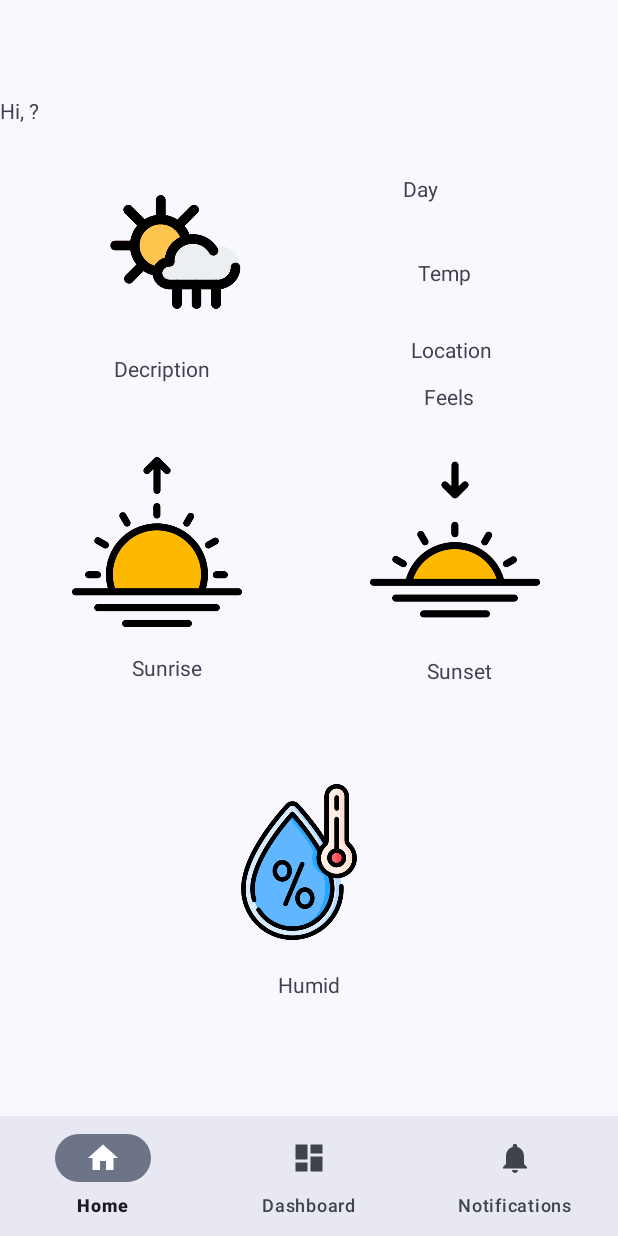
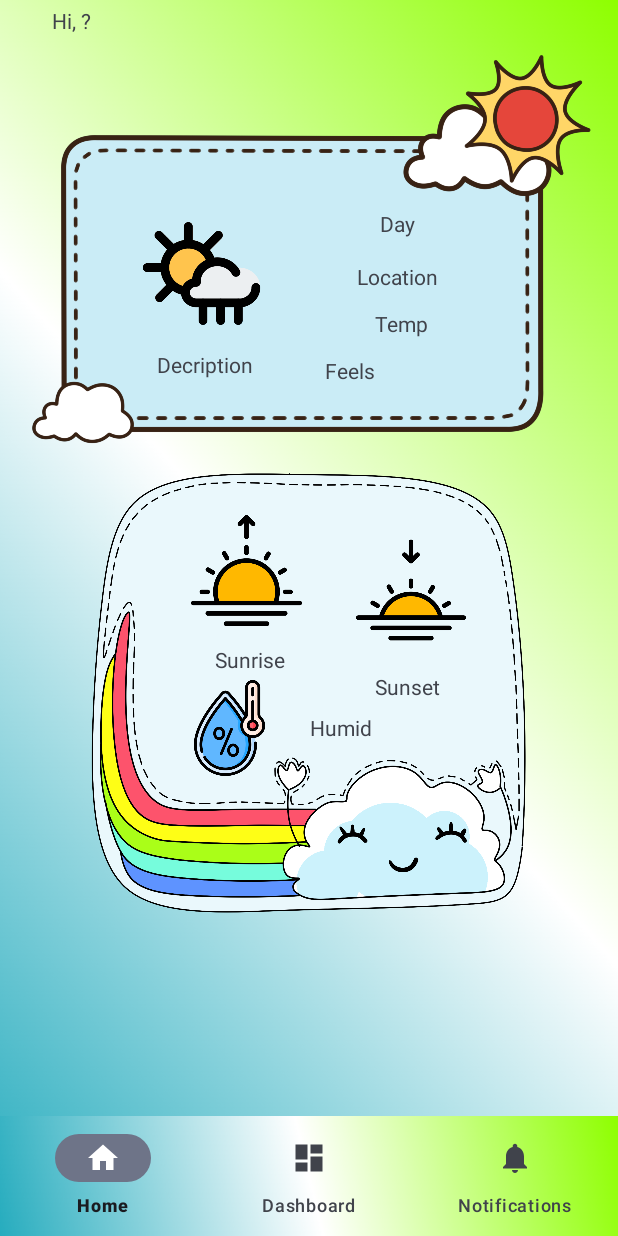
Before and after one commit to Sunsilkk/UngDung2, an Android app: the HomeFragment screen opened directly, with no data from a screen before it, on a phone screen of 412 x 824 dp. Run offline under Robolectric (Android 15) with nearby library versions, the phone set to English and light mode, and no system bars; our stand-ins replace navigation-ui; 3 statements that could not run were skipped.

Commit message:
Khim Home Fragment

```diff
--- a/Wheather/app/src/main/java/com/example/logintest/MainActivity.java
+++ b/Wheather/app/src/main/java/com/example/logintest/MainActivity.java
@@ -74,7 +74,6 @@ public class MainActivity extends AppCompatActivity {
                             intent = new Intent(MainActivity.this, Dashboard.class);
                             startActivity(intent);
                         } else {
-
                         }
                     }
 
--- a/Wheather/app/src/main/java/com/example/logintest/Model/token.java
+++ b/Wheather/app/src/main/java/com/example/logintest/Model/token.java
@@ -61,6 +61,8 @@ public class token {
                 {
                     @SerializedName("description")
                     public String description;
+                    @SerializedName("main")
+                    public String main;
                 }
             }
         }
--- a/Wheather/app/src/main/java/com/example/logintest/ui/home/HomeFragment.java
+++ b/Wheather/app/src/main/java/com/example/logintest/ui/home/HomeFragment.java
@@ -6,6 +6,7 @@ import android.util.Log;
 import android.view.LayoutInflater;
 import android.view.View;
 import android.view.ViewGroup;
+import android.widget.ImageView;
 import android.widget.TextView;
 
 import androidx.annotation.NonNull;
@@ -40,6 +41,7 @@ public class HomeFragment extends Fragment {
         TextView Sunset = rootView.findViewById(R.id.sunset);
         TextView humid = rootView.findViewById(R.id.humid);
         TextView hi = rootView.findViewById(R.id.hi);
+        ImageView descrImg = rootView.findViewById(R.id.descrImg);
 
         APIInterface apiInterface;
 
@@ -99,9 +101,23 @@ public class HomeFragment extends Fragment {
                 humid.setText("Humidity \n"+ humidity + "%");
                 String Location = asset.attributes.data.value.name;
                 location.setText(Location);
-                String weather = asset.attributes.data.value.weather[0].description;
-                descr.setText(weather);
-                Log.d("API CALL","add vo ne");
+                String desc = asset.attributes.data.value.weather[0].description;
+                descr.setText(desc);
+                String main = asset.attributes.data.value.weather[0].main;
+                switch (main) {
+                    case "Clouds":
+                        descrImg.setImageResource(R.drawable.cloud);
+                        break;
+                    case "Clear":
+                        descrImg.setImageResource(R.drawable.clear);
+                        break;
+                    case "Rain":
+                        descrImg.setImageResource(R.drawable.rain);
+                        break;
+                    case "Sunny":
+                        descrImg.setImageResource(R.drawable.sun);
+                        break;
+                }
             }
 
             @Override
--- a/Wheather/app/src/main/res/layout/activity_dashboard.xml
+++ b/Wheather/app/src/main/res/layout/activity_dashboard.xml
@@ -3,16 +3,13 @@
     xmlns:app="http://schemas.android.com/apk/res-auto"
     android:id="@+id/container"
     android:layout_width="match_parent"
-    android:layout_height="match_parent"
-    android:paddingTop="?attr/actionBarSize">
+    android:layout_height="match_parent">
 
     <com.google.android.material.bottomnavigation.BottomNavigationView
         android:id="@+id/nav_view"
         android:layout_width="0dp"
         android:layout_height="wrap_content"
-        android:layout_marginStart="0dp"
-        android:layout_marginEnd="0dp"
-        android:background="?android:attr/windowBackground"
+        android:background="@drawable/bot_nav_bg"
         app:layout_constraintBottom_toBottomOf="parent"
         app:layout_constraintLeft_toLeftOf="parent"
         app:layout_constraintRight_toRightOf="parent"
@@ -25,9 +22,11 @@
         android:layout_height="match_parent"
         app:defaultNavHost="true"
         app:layout_constraintBottom_toTopOf="@id/nav_view"
+        app:layout_constraintHorizontal_bias="0.0"
         app:layout_constraintLeft_toLeftOf="parent"
         app:layout_constraintRight_toRightOf="parent"
         app:layout_constraintTop_toTopOf="parent"
+        app:layout_constraintVertical_bias="1.0"
         app:navGraph="@navigation/mobile_navigation" />
 
 </androidx.constraintlayout.widget.ConstraintLayout>
--- a/Wheather/app/src/main/res/layout/fragment_home.xml
+++ b/Wheather/app/src/main/res/layout/fragment_home.xml
@@ -7,93 +7,117 @@
     tools:context=".ui.home.HomeFragment"
     tools:layout_editor_absoluteX="-6dp"
     tools:layout_editor_absoluteY="-37dp"
-    >
+    android:background="@drawable/background_image">
+
 
     <!--Description-->
+
+    <!-- Day + temp + Location + feels -->
+
     <TextView
         android:id="@+id/hi"
         android:layout_width="wrap_content"
         android:layout_height="wrap_content"
+        android:layout_marginTop="4dp"
         android:text="Hi, ?"
-        tools:layout_editor_absoluteX="22dp"
-        tools:layout_editor_absoluteY="-1dp" />
+        app:layout_constraintEnd_toEndOf="parent"
+        app:layout_constraintHorizontal_bias="0.09"
+        app:layout_constraintStart_toStartOf="parent"
+        app:layout_constraintTop_toTopOf="parent" />
+
+    <ImageView
+        android:id="@+id/border1"
+        android:layout_width="377dp"
+        android:layout_height="283dp"
+        app:layout_constraintEnd_toEndOf="parent"
+        app:layout_constraintHorizontal_bias="0.529"
+        app:layout_constraintStart_toStartOf="parent"
+        app:layout_constraintTop_toBottomOf="@+id/hi"
+        app:srcCompat="@drawable/border" />
 
     <ImageView
         android:id="@+id/descrImg"
-        android:layout_width="216dp"
-        android:layout_height="104dp"
-        android:layout_marginTop="52dp"
-        app:layout_constraintEnd_toEndOf="parent"
-        app:layout_constraintHorizontal_bias="0.051"
-        app:layout_constraintStart_toStartOf="parent"
-        app:layout_constraintTop_toTopOf="parent"
+        android:layout_width="101dp"
+        android:layout_height="94dp"
+        android:layout_marginTop="112dp"
+        app:layout_constraintEnd_toEndOf="@+id/border1"
+        app:layout_constraintHorizontal_bias="0.239"
+        app:layout_constraintStart_toStartOf="@+id/border1"
+        app:layout_constraintTop_toTopOf="@+id/border1"
         app:srcCompat="@drawable/weather" />
-
-    <!-- Day + temp + Location + feels -->
 
     <TextView
         android:id="@+id/descr"
         android:layout_width="wrap_content"
         android:layout_height="wrap_content"
-        android:layout_marginStart="76dp"
-        android:layout_marginTop="16dp"
+        android:layout_marginTop="4dp"
         android:text="Decription"
-        app:layout_constraintStart_toStartOf="parent"
+        app:layout_constraintEnd_toEndOf="@+id/border1"
+        app:layout_constraintHorizontal_bias="0.274"
+        app:layout_constraintStart_toStartOf="@+id/border1"
         app:layout_constraintTop_toBottomOf="@+id/descrImg" />
+
+    <!--  Sunrise + Sunset + Humid-->
 
     <TextView
         android:id="@+id/day"
-        android:layout_width="58dp"
-        android:layout_height="48dp"
-        android:layout_marginTop="52dp"
+        android:layout_width="wrap_content"
+        android:layout_height="wrap_content"
+        android:layout_marginTop="116dp"
         android:text="Day"
         app:layout_constraintEnd_toEndOf="parent"
-        app:layout_constraintHorizontal_bias="0.759"
-        app:layout_constraintStart_toStartOf="parent"
-        app:layout_constraintTop_toTopOf="parent" />
-
-    <!--  Sunrise + Sunset + Humid-->
+        app:layout_constraintHorizontal_bias="0.331"
+        app:layout_constraintStart_toEndOf="@id/descrImg"
+        app:layout_constraintTop_toTopOf="@+id/border1" />
 
     <TextView
         android:id="@+id/temp"
         android:layout_width="wrap_content"
         android:layout_height="wrap_content"
-        android:layout_marginTop="8dp"
-        android:layout_marginEnd="92dp"
+        android:layout_marginStart="64dp"
+        android:layout_marginTop="12dp"
         android:text="Temp"
-        app:layout_constraintEnd_toEndOf="parent"
-        app:layout_constraintHorizontal_bias="0.894"
         app:layout_constraintStart_toEndOf="@+id/descrImg"
-        app:layout_constraintTop_toBottomOf="@+id/day" />
+        app:layout_constraintTop_toBottomOf="@+id/location" />
 
     <TextView
         android:id="@+id/location"
         android:layout_width="wrap_content"
         android:layout_height="wrap_content"
-        android:layout_marginTop="32dp"
-        android:layout_marginEnd="84dp"
+        android:layout_marginStart="52dp"
+        android:layout_marginTop="16dp"
         android:text="Location"
-        app:layout_constraintEnd_toEndOf="parent"
-        app:layout_constraintTop_toBottomOf="@+id/temp" />
+        app:layout_constraintStart_toEndOf="@+id/descrImg"
+        app:layout_constraintTop_toBottomOf="@+id/day" />
 
     <TextView
         android:id="@+id/feels"
         android:layout_width="wrap_content"
         android:layout_height="wrap_content"
+        android:layout_marginStart="48dp"
         android:layout_marginTop="12dp"
-        android:layout_marginEnd="96dp"
         android:text="Feels"
+        app:layout_constraintStart_toEndOf="@+id/descr"
+        app:layout_constraintTop_toBottomOf="@+id/temp" />
+
+    <ImageView
+        android:id="@+id/border2"
+        android:layout_width="350dp"
+        android:layout_height="300dp"
+        android:layout_alignParentEnd="true"
+        android:layout_marginTop="4dp"
         app:layout_constraintEnd_toEndOf="parent"
-        app:layout_constraintTop_toBottomOf="@+id/location" />
+        app:layout_constraintStart_toStartOf="parent"
+        app:layout_constraintTop_toBottomOf="@+id/border1"
+        app:srcCompat="@drawable/rainbow_border" />
 
     <ImageView
         android:id="@+id/humidImg"
-        android:layout_width="216dp"
-        android:layout_height="104dp"
-        android:layout_marginTop="68dp"
-        app:layout_constraintEnd_toEndOf="parent"
-        app:layout_constraintHorizontal_bias="0.466"
-        app:layout_constraintStart_toStartOf="parent"
+        android:layout_width="91dp"
+        android:layout_height="64dp"
+        android:layout_marginStart="76dp"
+        android:layout_marginTop="4dp"
+        app:layout_constraintStart_toStartOf="@+id/border2"
         app:layout_constraintTop_toBottomOf="@+id/sunrise"
         app:srcCompat="@drawable/humidity" />
 
@@ -101,50 +125,51 @@
         android:id="@+id/humid"
         android:layout_width="wrap_content"
         android:layout_height="wrap_content"
-        android:layout_marginTop="20dp"
+        android:layout_marginStart="8dp"
+        android:layout_marginTop="8dp"
         android:text="Humid"
-        app:layout_constraintEnd_toEndOf="parent"
-        app:layout_constraintStart_toStartOf="parent"
-        app:layout_constraintTop_toBottomOf="@+id/humidImg" />
+        app:layout_constraintStart_toEndOf="@+id/humidImg"
+        app:layout_constraintTop_toBottomOf="@+id/sunset" />
 
     <ImageView
         android:id="@+id/sunriseImg"
-        android:layout_width="113dp"
-        android:layout_height="132dp"
-        android:layout_marginStart="48dp"
-        android:layout_marginTop="40dp"
-        app:layout_constraintStart_toStartOf="parent"
-        app:layout_constraintTop_toBottomOf="@+id/descr"
+        android:layout_width="74dp"
+        android:layout_height="91dp"
+        android:layout_marginStart="96dp"
+        android:layout_marginTop="24dp"
+        app:layout_constraintStart_toStartOf="@+id/border2"
+        app:layout_constraintTop_toTopOf="@+id/border2"
         app:srcCompat="@drawable/sunrise" />
 
     <TextView
         android:id="@+id/sunrise"
         android:layout_width="wrap_content"
         android:layout_height="wrap_content"
-        android:layout_marginStart="88dp"
-        android:layout_marginTop="8dp"
+        android:layout_marginStart="112dp"
+        android:layout_marginTop="4dp"
         android:text="Sunrise"
-        app:layout_constraintStart_toStartOf="parent"
+        app:layout_constraintStart_toStartOf="@+id/border2"
         app:layout_constraintTop_toBottomOf="@+id/sunriseImg" />
 
     <ImageView
         android:id="@+id/sunsetImg"
-        android:layout_width="113dp"
-        android:layout_height="131dp"
-        android:layout_marginTop="20dp"
-        android:layout_marginEnd="52dp"
-        app:layout_constraintEnd_toEndOf="parent"
-        app:layout_constraintTop_toBottomOf="@+id/feels"
+        android:layout_width="73dp"
+        android:layout_height="85dp"
+        android:layout_marginStart="36dp"
+        android:layout_marginTop="40dp"
+        app:layout_constraintStart_toEndOf="@+id/sunriseImg"
+        app:layout_constraintTop_toTopOf="@+id/border2"
         app:srcCompat="@drawable/sunset" />
 
     <TextView
         android:id="@+id/sunset"
         android:layout_width="wrap_content"
         android:layout_height="wrap_content"
+        android:layout_marginStart="60dp"
         android:layout_marginTop="12dp"
-        android:layout_marginEnd="84dp"
         android:text="Sunset"
-        app:layout_constraintEnd_toEndOf="parent"
+        app:layout_constraintStart_toEndOf="@+id/sunrise"
         app:layout_constraintTop_toBottomOf="@+id/sunsetImg" />
 
+
 </androidx.constraintlayout.widget.ConstraintLayout>
--- a/Wheather/app/src/main/res/layout/list_item.xml
+++ b/Wheather/app/src/main/res/layout/list_item.xml
@@ -6,7 +6,6 @@
     android:padding = "16dp"
     android:ellipsize="end"
     android:maxLines="1"
-    android:textAppearance="?attr/textAppearanceSubtitle1"
-    >
+    android:textAppearance="?attr/textAppearanceSubtitle1">
 
 </TextView>
```
Also changed, not shown: Wheather/app/src/main/res/drawable/background_image.png (added), Wheather/app/src/main/res/drawable/border.png (added), Wheather/app/src/main/res/drawable/bot_nav_bg.png (added), Wheather/app/src/main/res/drawable/clear.png (added), Wheather/app/src/main/res/drawable/cloud.png (added), Wheather/app/src/main/res/drawable/rain.png (added), Wheather/app/src/main/res/drawable/rainbow_border.png (added), Wheather/app/src/main/res/drawable/sun.png (added).
